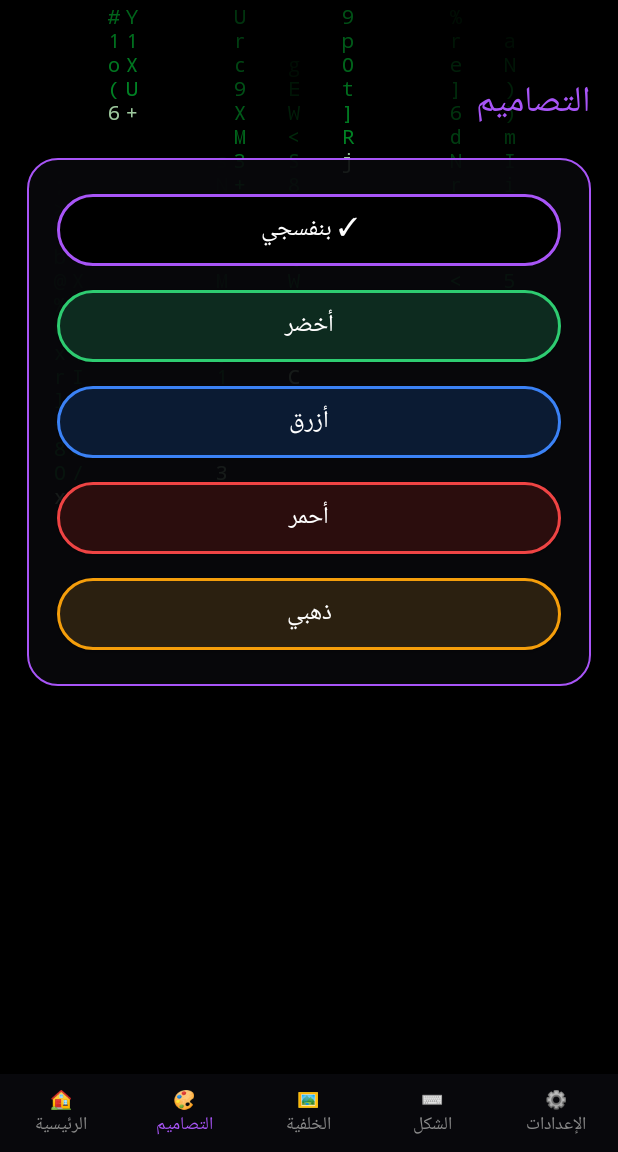
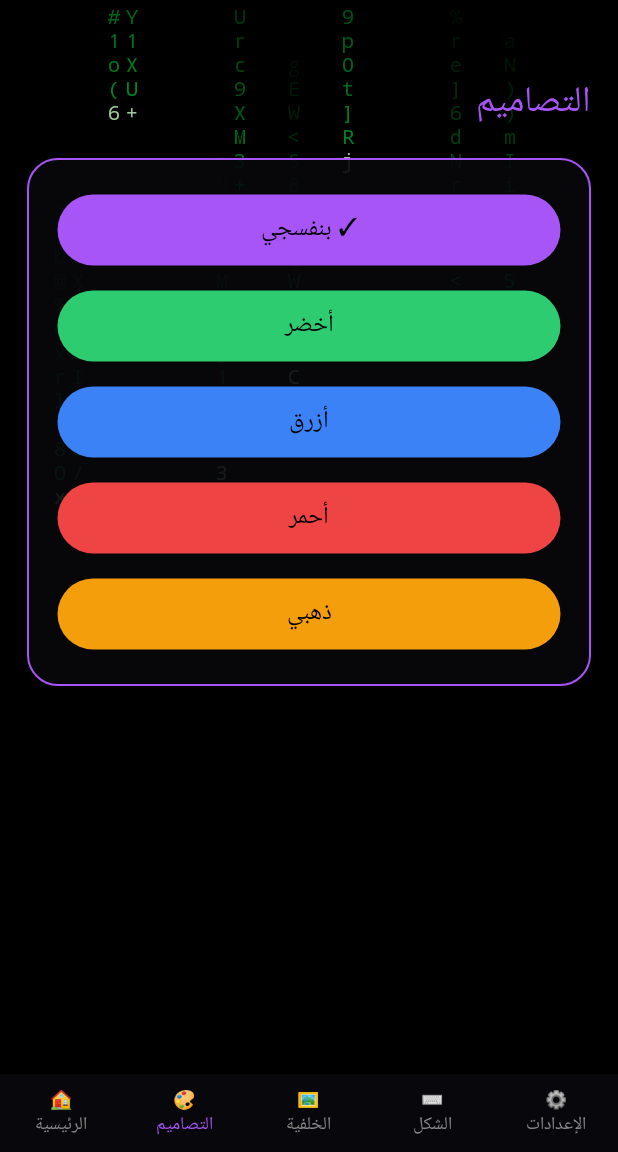
Before and after one commit to lnaxscale-a11y/MorseKeys, an Android app: the screen it shows after launch (MainActivity), after a tap on an icon or button, on a phone screen of 412 x 824 dp, the part 84-1236 px from its top. Run offline under Robolectric (Android 15) with nearby library versions, the phone set to English and light mode, and no system bars; 3 other taps on this screen came first.

Commit message:
remove borders

```diff
--- a/app/src/main/java/com/morsekeys/MainActivity.java
+++ b/app/src/main/java/com/morsekeys/MainActivity.java
@@ -70,7 +70,7 @@ public class MainActivity extends Activity {
         b.setTextColor(text);
         GradientDrawable g = new GradientDrawable();
         g.setColor(fill);
-        g.setStroke(3, stroke);
+        g.setStroke(1, 0x00000000);
         g.setCornerRadius(dp(30));
         b.setBackground(g);
         b.setLayoutParams(lp());
@@ -78,7 +78,7 @@ public class MainActivity extends Activity {
     }
 
     Button btn(String t, boolean filled) {
-        return btn(t, filled ? acc() : 0xCC000000, acc(), filled ? Color.BLACK : Color.WHITE);
+        return btn(t, filled ? acc() : 0xCC1C1C22, acc(), filled ? Color.BLACK : Color.WHITE);
     }
 
     EditText edit(String hint, int lines) {
@@ -90,8 +90,8 @@ public class MainActivity extends Activity {
         e.setGravity(Gravity.TOP | Gravity.START);
         e.setPadding(dp(14), dp(14), dp(14), dp(14));
         GradientDrawable g = new GradientDrawable();
-        g.setColor(0xFF0A0A10);
-        g.setStroke(3, acc());
+        g.setColor(0xFF16161E);
+        g.setStroke(1, 0x00000000);
         g.setCornerRadius(dp(18));
         e.setBackground(g);
         return e;
@@ -220,7 +220,7 @@ public class MainActivity extends Activity {
         for (int i = 0; i < NAMES.length; i++) {
             final int idx = i;
             String mark = Theme.theme(this) == i ? "\u2713 " : "";
-            Button b = btn(mark + ar(NAMES[i]), Theme.KEYFILL[i], Theme.ACCENT[i], Color.WHITE);
+            Button b = btn(mark + ar(NAMES[i]), Theme.ACCENT[i], 0x00000000, Color.BLACK);
             b.setOnClickListener(v -> { sp.edit().putInt("theme", idx).apply(); render(); });
             c.addView(b);
         }
```
